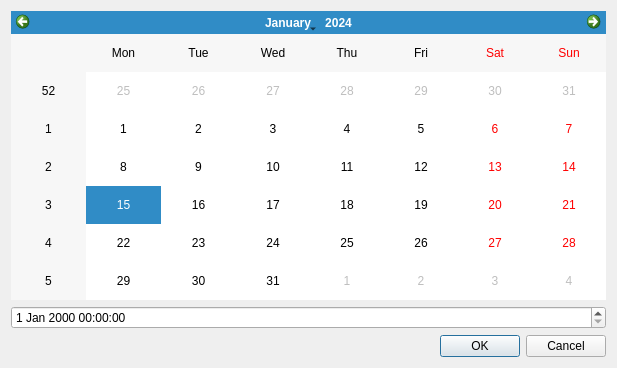
Before: the Qt Designer form src/Dialogs/datetimedialog.ui in pasbi/CAN, drawn with Qt 5.
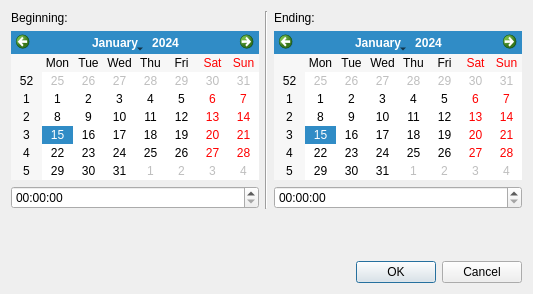
After: the same form once the commit is applied.

Commit message: removed EventDetailView. Beginning and ending are editable.

```diff
--- a/src/Dialogs/datetimedialog.ui
+++ b/src/Dialogs/datetimedialog.ui
@@ -6,19 +6,103 @@
    <rect>
     <x>0</x>
     <y>0</y>
-    <width>617</width>
-    <height>368</height>
+    <width>531</width>
+    <height>294</height>
    </rect>
   </property>
+  <property name="sizePolicy">
+   <sizepolicy hsizetype="Fixed" vsizetype="Fixed">
+    <horstretch>0</horstretch>
+    <verstretch>0</verstretch>
+   </sizepolicy>
+  </property>
   <property name="windowTitle">
    <string>Dialog</string>
   </property>
-  <layout class="QVBoxLayout" name="verticalLayout">
+  <layout class="QVBoxLayout" name="verticalLayout_3">
    <item>
-    <widget class="QCalendarWidget" name="calendarWidget"/>
+    <layout class="QHBoxLayout" name="horizontalLayout">
+     <item>
+      <layout class="QVBoxLayout" name="verticalLayout_2">
+       <item>
+        <widget class="QLabel" name="label">
+         <property name="text">
+          <string>Beginning:</string>
+         </property>
+        </widget>
+       </item>
+       <item>
+        <widget class="QCalendarWidget" name="calendarWidgetBeginning"/>
+       </item>
+       <item>
+        <widget class="QTimeEdit" name="timeEditBeginning"/>
+       </item>
+      </layout>
+     </item>
+     <item>
+      <spacer name="horizontalSpacer">
+       <property name="orientation">
+        <enum>Qt::Horizontal</enum>
+       </property>
+       <property name="sizeHint" stdset="0">
+        <size>
+         <width>40</width>
+         <height>20</height>
+        </size>
+       </property>
+      </spacer>
+     </item>
+     <item>
+      <widget class="Line" name="line">
+       <property name="orientation">
+        <enum>Qt::Vertical</enum>
+       </property>
+      </widget>
+     </item>
+     <item>
+      <spacer name="horizontalSpacer_2">
+       <property name="orientation">
+        <enum>Qt::Horizontal</enum>
+       </property>
+       <property name="sizeHint" stdset="0">
+        <size>
+         <width>40</width>
+         <height>20</height>
+        </size>
+       </property>
+      </spacer>
+     </item>
+     <item>
+      <layout class="QVBoxLayout" name="verticalLayout">
+       <item>
+        <widget class="QLabel" name="label_2">
+         <property name="text">
+          <string>Ending:</string>
+         </property>
+        </widget>
+       </item>
+       <item>
+        <widget class="QCalendarWidget" name="calendarWidgetEnding"/>
+       </item>
+       <item>
+        <widget class="QTimeEdit" name="timeEditEnding"/>
+       </item>
+      </layout>
+     </item>
+    </layout>
    </item>
    <item>
-    <widget class="QDateTimeEdit" name="dateTimeEdit"/>
+    <spacer name="verticalSpacer">
+     <property name="orientation">
+      <enum>Qt::Vertical</enum>
+     </property>
+     <property name="sizeHint" stdset="0">
+      <size>
+       <width>20</width>
+       <height>40</height>
+      </size>
+     </property>
+    </spacer>
    </item>
    <item>
     <widget class="QDialogButtonBox" name="buttonBox">
```
Left out of the diff: 35 changed lines with no effect on the pictures. The commit also changes 20 other files.
